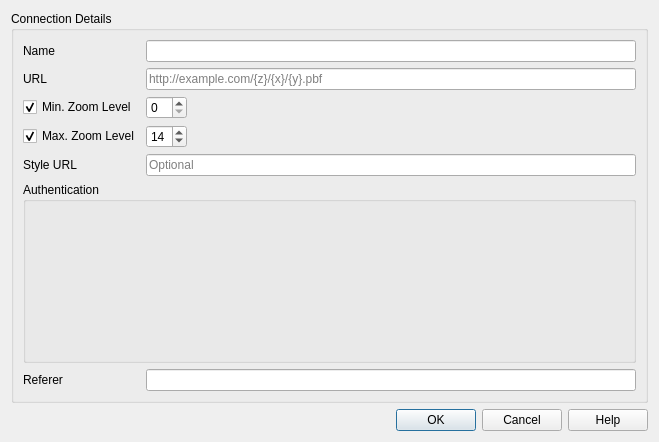
Before: the Qt Designer form src/ui/qgsvectortileconnectiondialog.ui in qgis/QGIS, drawn with Qt 5.
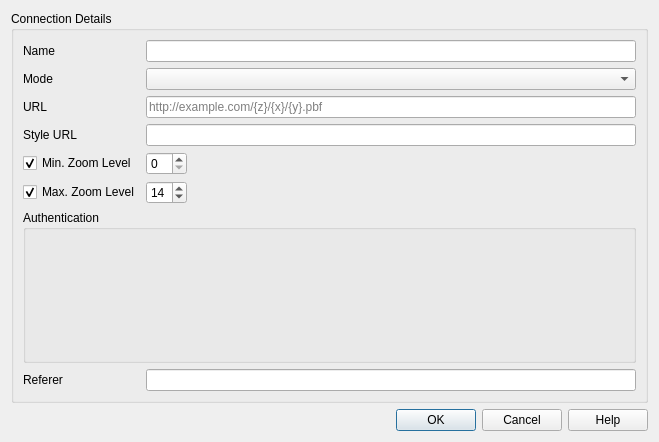
After: the same form once the commit is applied. Custom widgets are drawn as their Qt base class.

Commit message: add UX to load MVT layers from style URL only

```diff
--- a/src/ui/qgsvectortileconnectiondialog.ui
+++ b/src/ui/qgsvectortileconnectiondialog.ui
@@ -20,10 +20,10 @@
       <string>Connection Details</string>
      </property>
      <layout class="QGridLayout" name="gridLayout">
-      <item row="0" column="2">
-       <widget class="QLineEdit" name="mEditName">
+      <item row="11" column="2">
+       <widget class="QLineEdit" name="mEditReferer">
         <property name="toolTip">
-         <string>Name of the new connection</string>
+         <string>Optional custom referer</string>
         </property>
        </widget>
       </item>
@@ -34,7 +34,50 @@
         </property>
        </widget>
       </item>
-      <item row="8" column="0" colspan="3">
+      <item row="1" column="2">
+       <widget class="QComboBox" name="mModeComboBox"/>
+      </item>
+      <item row="0" column="2">
+       <widget class="QLineEdit" name="mEditName">
+        <property name="toolTip">
+         <string>Name of the new connection</string>
+        </property>
+       </widget>
+      </item>
+      <item row="8" column="2">
+       <widget class="QgsSpinBox" name="mSpinZMax">
+        <property name="sizePolicy">
+         <sizepolicy hsizetype="Maximum" vsizetype="Fixed">
+          <horstretch>0</horstretch>
+          <verstretch>0</verstretch>
+         </sizepolicy>
+        </property>
+        <property name="value">
+         <number>14</number>
+        </property>
+       </widget>
+      </item>
+      <item row="2" column="2">
+       <widget class="QLineEdit" name="mEditUrl">
+        <property name="toolTip">
+         <string>URL of the connection, {x}, {y}, and {z} will be replaced with actual values. Use {-y} for inverted y axis.</string>
+        </property>
+        <property name="placeholderText">
+         <string>http://example.com/{z}/{x}/{y}.pbf</string>
+        </property>
+       </widget>
+      </item>
+      <item row="4" column="2">
+       <widget class="QgsSpinBox" name="mSpinZMin">
+        <property name="sizePolicy">
+         <sizepolicy hsizetype="Maximum" vsizetype="Fixed">
+          <horstretch>0</horstretch>
+          <verstretch>0</verstretch>
+         </sizepolicy>
+        </property>
+       </widget>
+      </item>
+      <item row="10" column="0" colspan="3">
        <widget class="QGroupBox" name="mAuthGroupBox">
         <property name="title">
          <string>Authentication</string>
@@ -58,24 +101,27 @@
         </layout>
        </widget>
       </item>
-      <item row="1" column="0">
-       <widget class="QLabel" name="label_2">
+      <item row="4" column="0" colspan="2">
+       <widget class="QCheckBox" name="mCheckBoxZMin">
         <property name="text">
-         <string>URL</string>
+         <string>Min. Zoom Level</string>
         </property>
+        <property name="checked">
+         <bool>true</bool>
+        </property>
        </widget>
       </item>
-      <item row="2" column="2">
-       <widget class="QgsSpinBox" name="mSpinZMin">
-        <property name="sizePolicy">
-         <sizepolicy hsizetype="Maximum" vsizetype="Fixed">
-          <horstretch>0</horstretch>
-          <verstretch>0</verstretch>
-         </sizepolicy>
+      <item row="8" column="0" colspan="2">
+       <widget class="QCheckBox" name="mCheckBoxZMax">
+        <property name="text">
+         <string>Max. Zoom Level</string>
         </property>
+        <property name="checked">
+         <bool>true</bool>
+        </property>
        </widget>
       </item>
-      <item row="9" column="0">
+      <item row="11" column="0">
        <widget class="QLabel" name="lblReferer">
         <property name="text">
          <string>Referer</string>
@@ -85,76 +131,37 @@
         </property>
        </widget>
       </item>
-      <item row="6" column="2">
-       <widget class="QgsSpinBox" name="mSpinZMax">
-        <property name="sizePolicy">
-         <sizepolicy hsizetype="Maximum" vsizetype="Fixed">
-          <horstretch>0</horstretch>
-          <verstretch>0</verstretch>
-         </sizepolicy>
-        </property>
-        <property name="value">
-         <number>14</number>
-        </property>
-       </widget>
-      </item>
-      <item row="6" column="0" colspan="2">
-       <widget class="QCheckBox" name="mCheckBoxZMax">
-        <property name="text">
-         <string>Max. Zoom Level</string>
-        </property>
-        <property name="checked">
-         <bool>true</bool>
-        </property>
-       </widget>
-      </item>
-      <item row="1" column="2">
-       <widget class="QLineEdit" name="mEditUrl">
-        <property name="toolTip">
-         <string>URL of the connection, {x}, {y}, and {z} will be replaced with actual values. Use {-y} for inverted y axis.</string>
-        </property>
-        <property name="placeholderText">
-         <string>http://example.com/{z}/{x}/{y}.pbf</string>
-        </property>
-       </widget>
-      </item>
-      <item row="2" column="0" colspan="2">
-       <widget class="QCheckBox" name="mCheckBoxZMin">
-        <property name="text">
-         <string>Min. Zoom Level</string>
-        </property>
-        <property name="checked">
-         <bool>true</bool>
-        </property>
-       </widget>
-      </item>
-      <item row="9" column="2">
-       <widget class="QLineEdit" name="mEditReferer">
-        <property name="toolTip">
-         <string>Optional custom referer</string>
-        </property>
-       </widget>
-      </item>
-      <item row="7" column="0">
-       <widget class="QLabel" name="label_3">
-        <property name="text">
-         <string>Style URL</string>
-        </property>
-       </widget>
-      </item>
-      <item row="7" column="2">
+      <item row="3" column="2">
        <widget class="QLineEdit" name="mEditStyleUrl">
         <property name="toolTip">
          <string>If specified, the layer will be automatically styled using styling JSON from the entered URL.</string>
         </property>
-        <property name="placeholderText">
-         <string>Optional</string>
-        </property>
         <property name="clearButtonEnabled">
          <bool>true</bool>
         </property>
        </widget>
       </item>
+      <item row="3" column="0" colspan="2">
+       <widget class="QLabel" name="label_3">
+        <property name="text">
+         <string>Style URL</string>
+        </property>
+       </widget>
+      </item>
+      <item row="2" column="0" colspan="2">
+       <widget class="QLabel" name="label_2">
+        <property name="text">
+         <string>URL</string>
+        </property>
+       </widget>
+      </item>
+      <item row="1" column="0" colspan="2">
+       <widget class="QLabel" name="label_4">
+        <property name="text">
+         <string>Mode</string>
+        </property>
+       </widget>
+      </item>
      </layout>
     </widget>
    </item>
```
Left out of the diff: 1 changed line with no effect on the pictures. The commit also changes 8 other files.
